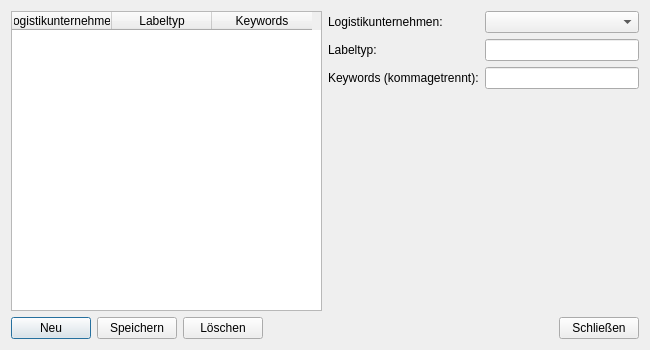
Above: forms/SupplierLabelManager.ui from flom89/labellobster before the change. Below: the same form after it.
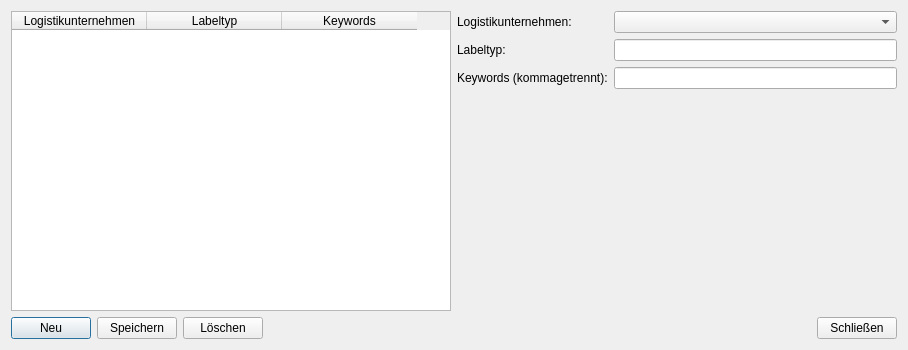
That is the form after the change.

The edit to the form file:
```diff
--- a/forms/SupplierLabelManager.ui
+++ b/forms/SupplierLabelManager.ui
@@ -6,7 +6,7 @@
    <rect>
     <x>0</x>
     <y>0</y>
-    <width>650</width>
+    <width>908</width>
     <height>350</height>
    </rect>
   </property>
@@ -33,6 +33,21 @@
        <property name="columnCount">
         <number>3</number>
        </property>
+       <attribute name="horizontalHeaderCascadingSectionResizes">
+        <bool>false</bool>
+       </attribute>
+       <attribute name="horizontalHeaderMinimumSectionSize">
+        <number>50</number>
+       </attribute>
+       <attribute name="horizontalHeaderDefaultSectionSize">
+        <number>135</number>
+       </attribute>
+       <attribute name="horizontalHeaderShowSortIndicator" stdset="0">
+        <bool>false</bool>
+       </attribute>
+       <attribute name="horizontalHeaderStretchLastSection">
+        <bool>false</bool>
+       </attribute>
        <column>
         <property name="text">
          <string>Logistikunternehmen</string>
```
